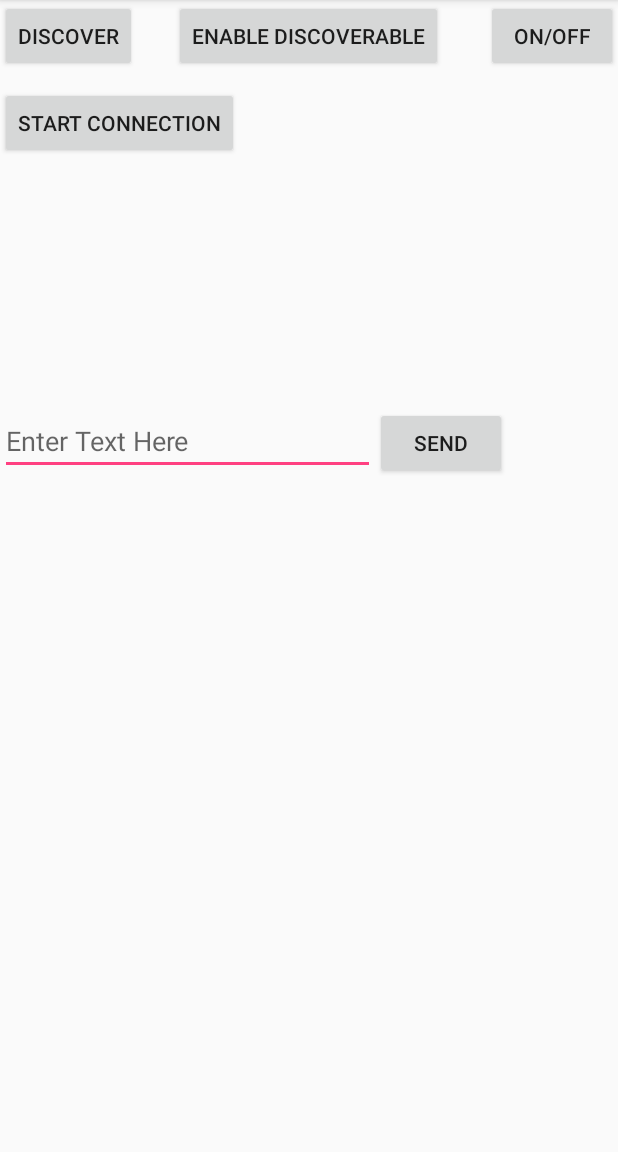
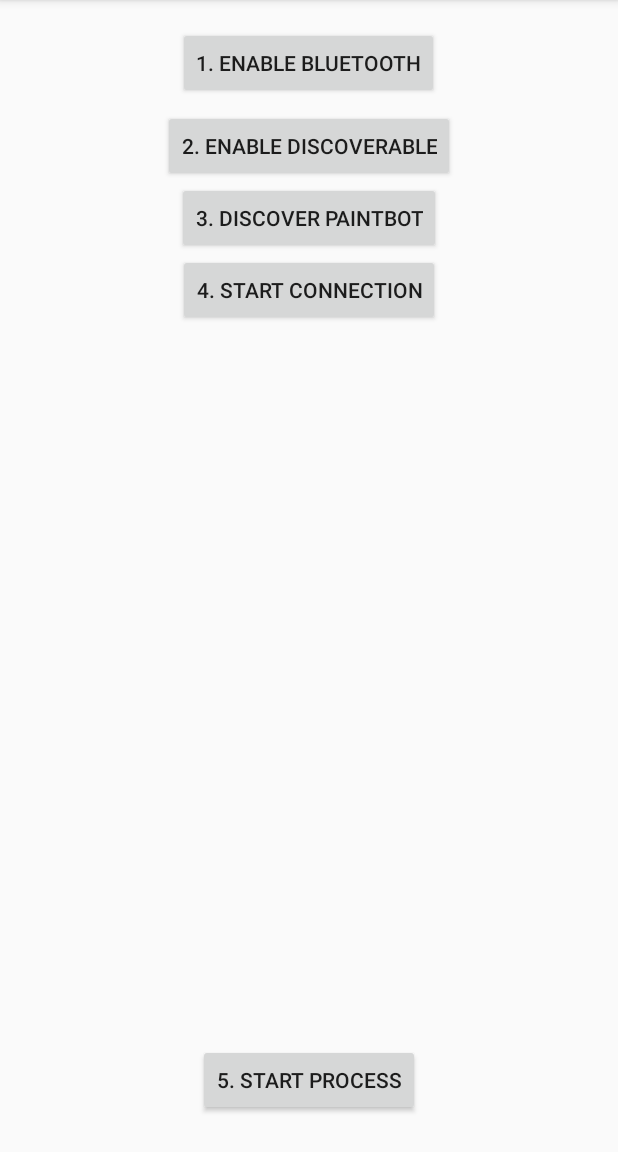
Before and after one commit to PK-GH/PB, an Android app: the screen it shows after launch (MainActivity), on a phone screen of 412 x 824 dp, the part 84-1236 px from its top. Run offline under Robolectric (Android 15) with nearby library versions, the phone set to English and light mode, and no system bars.

Commit message:
Some dim light at the end of the tunnel type shit

```diff
--- a/app/src/main/java/com/example/piotr/userinterface/MainActivity.java
+++ b/app/src/main/java/com/example/piotr/userinterface/MainActivity.java
@@ -33,7 +33,7 @@ public class MainActivity extends AppCompatActivity implements AdapterView.OnIte
     Button btnStartConnection;
     Button btnSend;
 
-    EditText etSend;
+    //EditText etSend;
 
     private static final UUID MY_UUID_INSECURE =
             UUID.fromString("8ce255c0-200a-11e0-ac64-0800200c9a66");
@@ -187,7 +187,7 @@ public class MainActivity extends AppCompatActivity implements AdapterView.OnIte
 
         btnStartConnection = (Button) findViewById(R.id.btnStartConnection);
         btnSend = (Button) findViewById(R.id.btnSend);
-        etSend = (EditText) findViewById(R.id.editText);
+        //etSend = (EditText) findViewById(R.id.editText);
 
         //Broadcasts when bond state changes (ie:pairing)
         IntentFilter filter = new IntentFilter(BluetoothDevice.ACTION_BOND_STATE_CHANGED);
@@ -216,7 +216,9 @@ public class MainActivity extends AppCompatActivity implements AdapterView.OnIte
         btnSend.setOnClickListener(new View.OnClickListener() {
             @Override
             public void onClick(View view) {
-                byte[] bytes = etSend.getText().toString().getBytes(Charset.defaultCharset());
+                char data[] = {'s','t','a','r','t'};
+                String str = new String(data);
+                byte[] bytes = str.getBytes(Charset.defaultCharset());
                 mBluetoothConnection.write(bytes);
             }
         });
--- a/app/src/main/res/layout/activity_main.xml
+++ b/app/src/main/res/layout/activity_main.xml
@@ -8,59 +8,66 @@
     >
 
     <Button
-        android:text="ON/OFF"
+        android:id="@+id/btnONOFF"
         android:layout_width="wrap_content"
         android:layout_height="wrap_content"
         android:layout_alignParentTop="true"
-        android:layout_alignParentRight="true"
-        android:id="@+id/btnONOFF"/>
+        android:layout_centerHorizontal="true"
+        android:layout_marginTop="18dp"
+        android:text="1. Enable Bluetooth" />
 
     <Button
-        android:text="Enable Discoverable"
+        android:id="@+id/btnDiscoverable_on_off"
         android:layout_width="wrap_content"
         android:layout_height="wrap_content"
-        android:id="@+id/btnDiscoverable_on_off"
+        android:layout_alignParentTop="true"
+        android:layout_centerHorizontal="true"
+        android:layout_marginTop="73dp"
         android:onClick="btnEnableDisable_Discoverable"
-        android:layout_alignParentTop="true"
-        android:layout_centerHorizontal="true"/>
+        android:text="2. Enable Discoverable" />
 
     <Button
+        android:id="@+id/btnFindUnpairedDevices"
         android:layout_width="wrap_content"
         android:layout_height="wrap_content"
-        android:id="@+id/btnFindUnpairedDevices"
-        android:text="Discover"
-        android:onClick="btnDiscover"/>
+        android:layout_below="@+id/btnDiscoverable_on_off"
+        android:layout_centerHorizontal="true"
+        android:onClick="btnDiscover"
+        android:text="3. Discover Paintbot" />
 
     <ListView
-        android:layout_marginTop="15dp"
-        android:layout_below="@+id/btnStartConnection"
+        android:id="@+id/lvNewDevices"
         android:layout_width="match_parent"
-        android:layout_height="150dp"
-        android:id="@+id/lvNewDevices"/>
+        android:layout_height="191dp"
+        android:layout_alignParentBottom="true"
+        android:layout_alignParentStart="true"
+        android:layout_marginBottom="87dp" />
 
     <Button
-        android:layout_marginTop="10dp"
+        android:id="@+id/btnStartConnection"
         android:layout_width="wrap_content"
         android:layout_height="wrap_content"
         android:layout_below="@+id/btnFindUnpairedDevices"
-        android:id="@+id/btnStartConnection"
-        android:text="Start Connection"/>
-
+        android:layout_centerHorizontal="true"
+        android:text="4. Start Connection" />
+<!--
     <EditText
+        android:id="@+id/editText"
         android:layout_width="250dp"
         android:layout_height="wrap_content"
-        android:hint="Enter Text Here"
-        android:layout_below="@+id/lvNewDevices"
+        android:layout_alignParentBottom="true"
         android:layout_alignParentStart="true"
-        android:id="@+id/editText"/>
-
+        android:layout_marginBottom="54dp"
+        android:hint="Enter Text Here" />
+-->
     <Button
+        android:id="@+id/btnSend"
         android:layout_width="wrap_content"
         android:layout_height="wrap_content"
-        android:text="SEND"
-        android:id="@+id/btnSend"
-        android:layout_toRightOf="@+id/editText"
-        android:layout_below="@+id/lvNewDevices"/>
+        android:layout_alignParentBottom="true"
+        android:layout_centerHorizontal="true"
+        android:layout_marginBottom="24dp"
+        android:text="5. Start Process" />
 
 
 </RelativeLayout>
```
